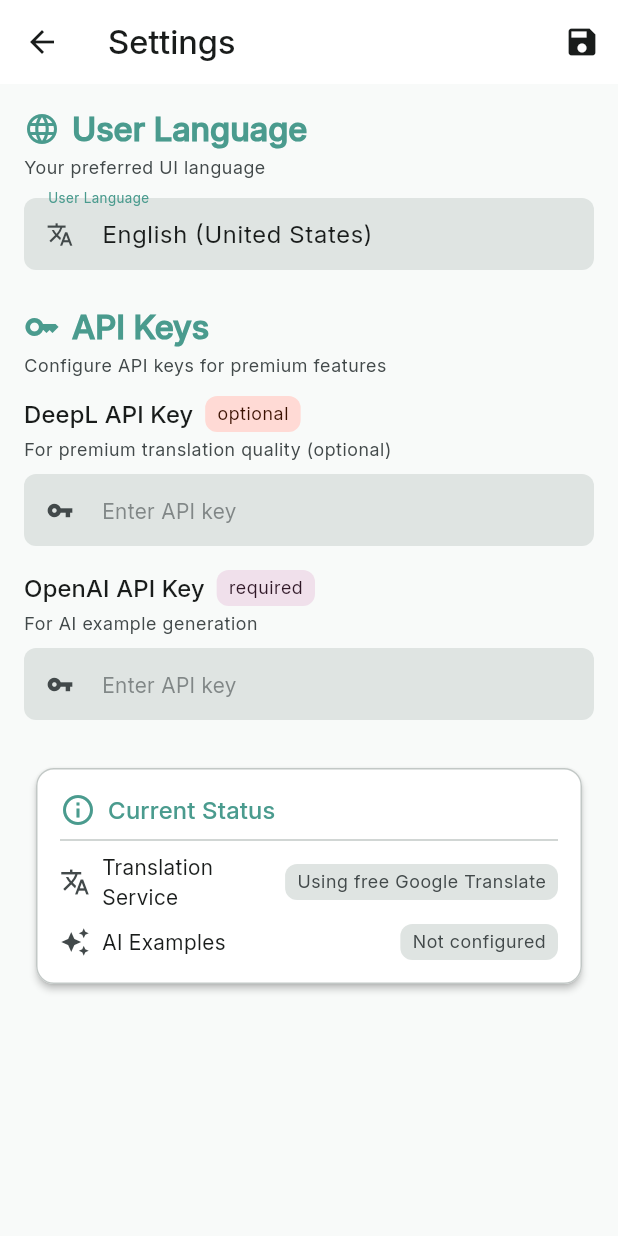
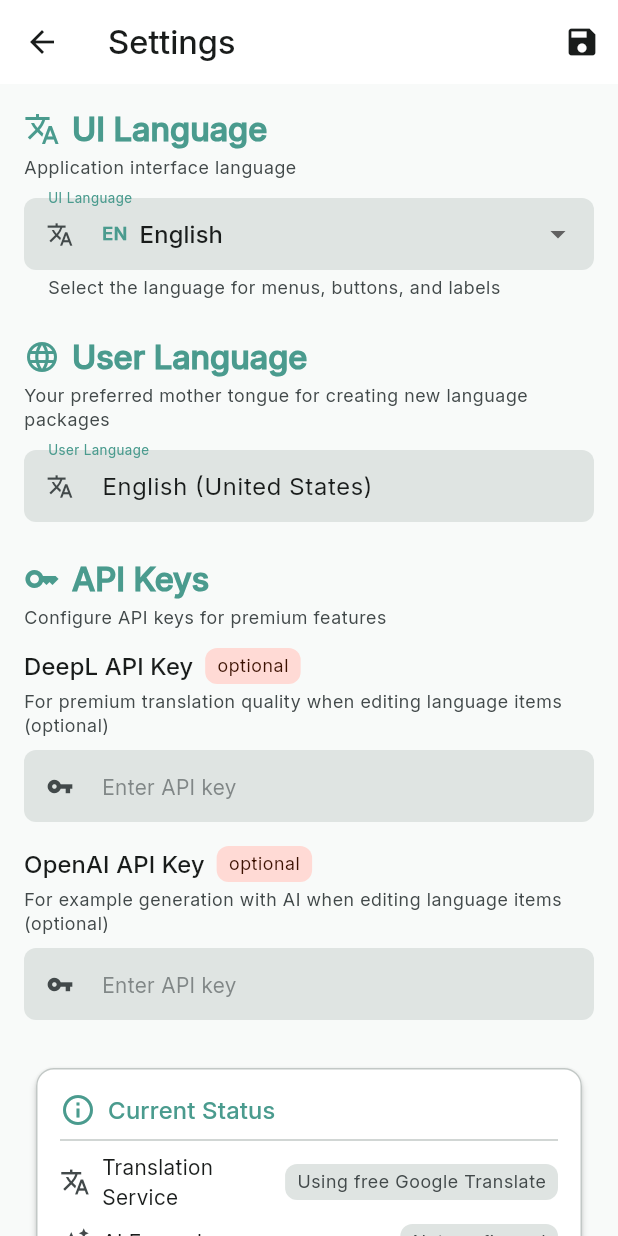
Before and after one commit to pittnerf/language_rally, a Flutter app: the screen it shows after launch, after a tap on the "settings" icon, on a phone screen of 412 x 824 dp. Run offline on Flutter 3.47's test engine with Material 3 defaults, Android fonts, the phone set to English and light mode, and no system bars; our stand-ins replace audioplayers, equatable, file_picker, flutter_riverpod, flutter_svg, flutter_tts and 6 more; accounts and stored records are empty.

Commit message:
Add UI Language selector with persistence - English and Hungarian dropdown in settings

```diff
--- a/lib/l10n/app_en.arb
+++ b/lib/l10n/app_en.arb
@@ -171,13 +171,16 @@
   "generateExamples": "Generate Examples",
   "voiceInput": "Voice input",
   "settings": "Settings",
+  "uiLanguage": "UI Language",
+  "uiLanguageDescription": "Application interface language",
+  "uiLanguageHelper": "Select the language for menus, buttons, and labels",
   "userLanguage": "User Language",
-  "userLanguageDescription": "Your preferred UI language",
+  "userLanguageDescription": "Your preferred mother tongue for creating new language packages",
   "apiKeys": "API Keys",
   "deeplApiKey": "DeepL API Key",
-  "deeplApiKeyDescription": "For premium translation quality (optional)",
+  "deeplApiKeyDescription": "For premium translation quality when editing language items (optional)",
   "openaiApiKey": "OpenAI API Key",
-  "openaiApiKeyDescription": "For AI example generation",
+  "openaiApiKeyDescription": "For example generation with AI when editing language items (optional)",
   "enterApiKey": "Enter API key",
   "optional": "optional",
   "required": "required",
--- a/lib/l10n/app_localizations.dart
+++ b/lib/l10n/app_localizations.dart
@@ -1130,6 +1130,24 @@ abstract class AppLocalizations {
   /// **'Settings'**
   String get settings;
 
+  /// No description provided for @uiLanguage.
+  ///
+  /// In en, this message translates to:
+  /// **'UI Language'**
+  String get uiLanguage;
+
+  /// No description provided for @uiLanguageDescription.
+  ///
+  /// In en, this message translates to:
+  /// **'Application interface language'**
+  String get uiLanguageDescription;
+
+  /// No description provided for @uiLanguageHelper.
+  ///
+  /// In en, this message translates to:
+  /// **'Select the language for menus, buttons, and labels'**
+  String get uiLanguageHelper;
+
   /// No description provided for @userLanguage.
   ///
   /// In en, this message translates to:
@@ -1139,7 +1157,7 @@ abstract class AppLocalizations {
   /// No description provided for @userLanguageDescription.
   ///
   /// In en, this message translates to:
-  /// **'Your preferred UI language'**
+  /// **'Your preferred mother tongue for creating new language packages'**
   String get userLanguageDescription;
 
   /// No description provided for @apiKeys.
@@ -1157,7 +1175,7 @@ abstract class AppLocalizations {
   /// No description provided for @deeplApiKeyDescription.
   ///
   /// In en, this message translates to:
-  /// **'For premium translation quality (optional)'**
+  /// **'For premium translation quality when editing language items (optional)'**
   String get deeplApiKeyDescription;
 
   /// No description provided for @openaiApiKey.
@@ -1169,7 +1187,7 @@ abstract class AppLocalizations {
   /// No description provided for @openaiApiKeyDescription.
   ///
   /// In en, this message translates to:
-  /// **'For AI example generation'**
+  /// **'For example generation with AI when editing language items (optional)'**
   String get openaiApiKeyDescription;
 
   /// No description provided for @enterApiKey.
--- a/lib/l10n/app_localizations_en.dart
+++ b/lib/l10n/app_localizations_en.dart
@@ -562,10 +562,21 @@ class AppLocalizationsEn extends AppLocalizations {
   String get settings => 'Settings';
 
   @override
+  String get uiLanguage => 'UI Language';
+
+  @override
+  String get uiLanguageDescription => 'Application interface language';
+
+  @override
+  String get uiLanguageHelper =>
+      'Select the language for menus, buttons, and labels';
+
+  @override
   String get userLanguage => 'User Language';
 
   @override
-  String get userLanguageDescription => 'Your preferred UI language';
+  String get userLanguageDescription =>
+      'Your preferred mother tongue for creating new language packages';
 
   @override
   String get apiKeys => 'API Keys';
@@ -575,13 +586,14 @@ class AppLocalizationsEn extends AppLocalizations {
 
   @override
   String get deeplApiKeyDescription =>
-      'For premium translation quality (optional)';
+      'For premium translation quality when editing language items (optional)';
 
   @override
   String get openaiApiKey => 'OpenAI API Key';
 
   @override
-  String get openaiApiKeyDescription => 'For AI example generation';
+  String get openaiApiKeyDescription =>
+      'For example generation with AI when editing language items (optional)';
 
   @override
   String get enterApiKey => 'Enter API key';
--- a/lib/presentation/pages/settings/app_settings_page.dart
+++ b/lib/presentation/pages/settings/app_settings_page.dart
@@ -9,6 +9,7 @@ import '../../../core/theme/app_theme.dart';
 import '../../../core/constants/language_codes.dart';
 import '../../../l10n/app_localizations.dart';
 import '../../providers/app_settings_provider.dart';
+import '../../providers/locale_provider.dart';
 
 class AppSettingsPage extends ConsumerStatefulWidget {
   const AppSettingsPage({super.key});
@@ -75,6 +76,18 @@ class _AppSettingsPageState extends ConsumerState<AppSettingsPage> {
         child: Column(
           crossAxisAlignment: CrossAxisAlignment.start,
           children: [
+            // UI Language Section
+            _buildSectionHeader(
+              theme,
+              Icons.translate,
+              l10n.uiLanguage,
+              l10n.uiLanguageDescription,
+            ),
+            const SizedBox(height: AppTheme.spacing12),
+            _buildUiLanguageDropdown(context, l10n, theme),
+
+            const SizedBox(height: AppTheme.spacing24),
+
             // User Language Section
             _buildSectionHeader(
               theme,
@@ -113,7 +126,7 @@ class _AppSettingsPageState extends ConsumerState<AppSettingsPage> {
               label: l10n.openaiApiKey,
               hint: l10n.enterApiKey,
               description: l10n.openaiApiKeyDescription,
-              isOptional: false,
+              isOptional: true,
               theme: theme,
             ),
 
@@ -157,6 +170,52 @@ class _AppSettingsPageState extends ConsumerState<AppSettingsPage> {
           ),
         ),
       ],
+    );
+  }
+
+  Widget _buildUiLanguageDropdown(
+    BuildContext context,
+    AppLocalizations l10n,
+    ThemeData theme,
+  ) {
+    final currentLocale = ref.watch(localeProvider);
+
+    // Map of supported UI languages
+    final Map<String, String> uiLanguages = {
+      'en': 'English',
+      'hu': 'Magyar (Hungarian)',
+    };
+
+    return DropdownButtonFormField<String>(
+      initialValue: currentLocale.languageCode,
+      decoration: InputDecoration(
+        labelText: l10n.uiLanguage,
+        prefixIcon: const Icon(Icons.translate),
+        helperText: l10n.uiLanguageHelper,
+      ),
+      items: uiLanguages.entries.map((entry) {
+        return DropdownMenuItem<String>(
+          value: entry.key,
+          child: Row(
+            children: [
+              Text(
+                entry.key.toUpperCase(),
+                style: theme.textTheme.bodySmall?.copyWith(
+                  color: theme.colorScheme.primary,
+                  fontWeight: FontWeight.bold,
+                ),
+              ),
+              const SizedBox(width: AppTheme.spacing8),
+              Text(entry.value),
+            ],
+          ),
+        );
+      }).toList(),
+      onChanged: (String? newValue) {
+        if (newValue != null) {
+          ref.read(localeProvider.notifier).setLocale(Locale(newValue));
+        }
+      },
     );
   }
 
--- a/lib/presentation/providers/locale_provider.dart
+++ b/lib/presentation/providers/locale_provider.dart
@@ -1,18 +1,40 @@
 // lib/presentation/providers/locale_provider.dart
 import 'package:flutter/material.dart';
 import 'package:flutter_riverpod/flutter_riverpod.dart';
+import 'package:shared_preferences/shared_preferences.dart';
 
 final localeProvider = NotifierProvider<LocaleNotifier, Locale>(() {
   return LocaleNotifier();
 });
 
 class LocaleNotifier extends Notifier<Locale> {
+  static const String _localeKey = 'ui_locale';
+
   @override
   Locale build() {
+    _loadLocale();
     return const Locale('en');
   }
 
-  void setLocale(Locale locale) {
+  Future<void> _loadLocale() async {
+    try {
+      final prefs = await SharedPreferences.getInstance();
+      final localeCode = prefs.getString(_localeKey);
+      if (localeCode != null) {
+        state = Locale(localeCode);
+      }
+    } catch (e) {
+      // Ignore errors and use default locale
+    }
+  }
+
+  Future<void> setLocale(Locale locale) async {
     state = locale;
+    try {
+      final prefs = await SharedPreferences.getInstance();
+      await prefs.setString(_localeKey, locale.languageCode);
+    } catch (e) {
+      // Ignore save errors
+    }
   }
 }
```
Also changed, not shown: lib/l10n/app_hu.arb (+6 -3 lines), lib/l10n/app_localizations_hu.dart (+14 -3 lines).
